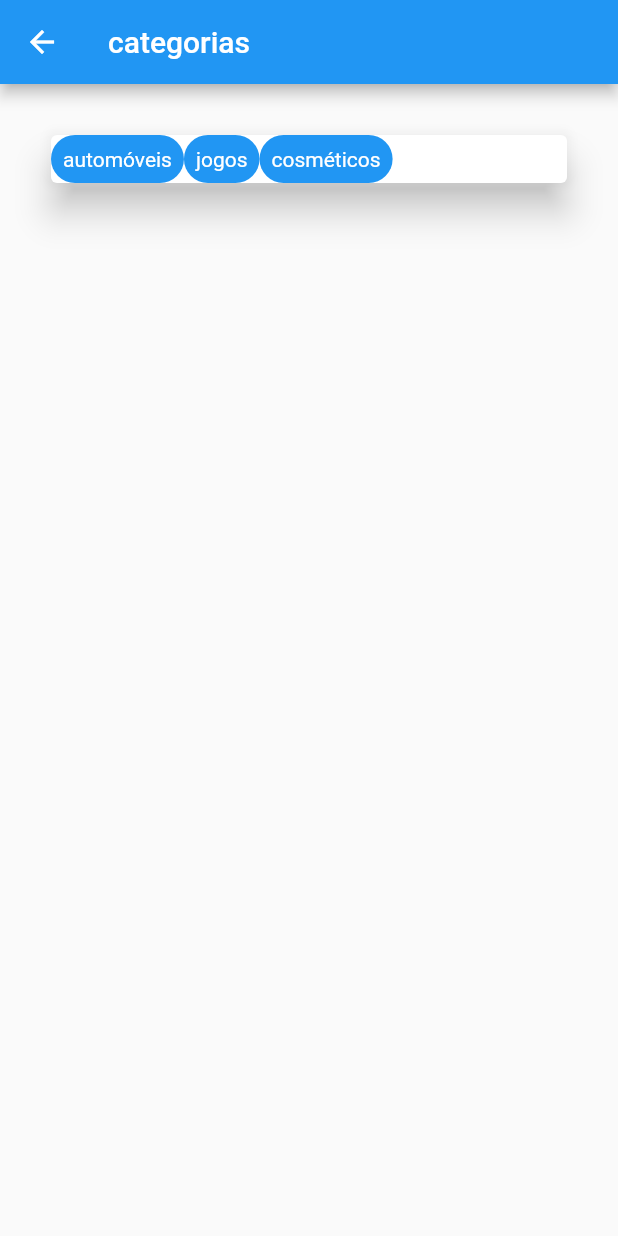
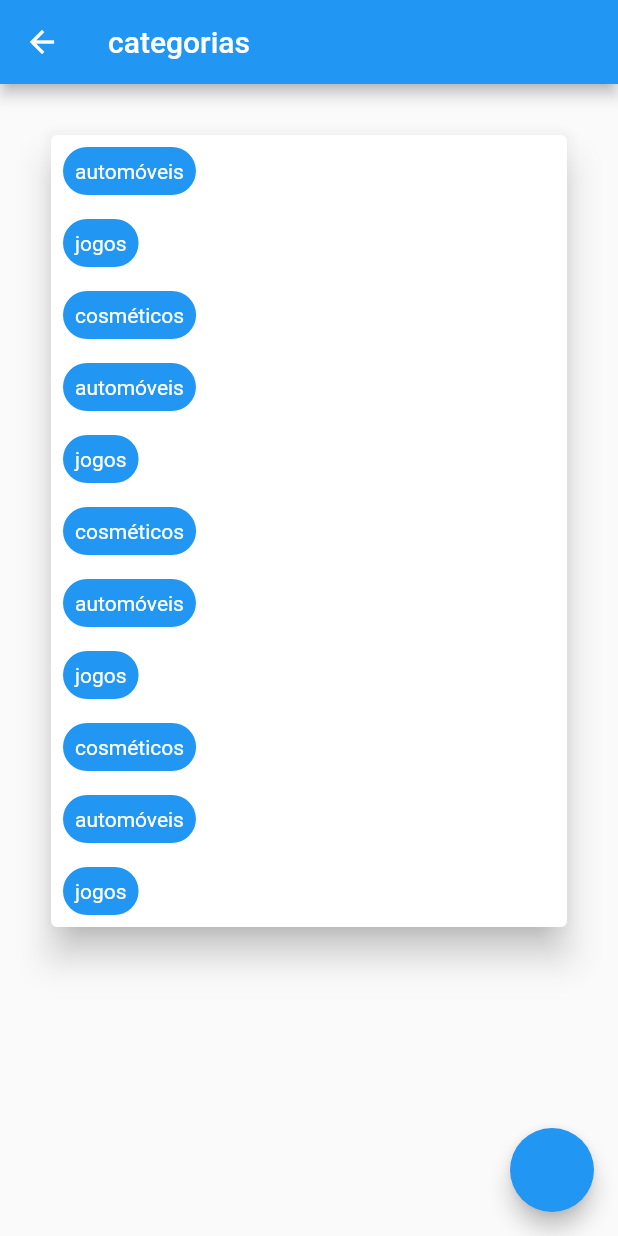
Before and after one commit to Juanzitozito/fluttertest, a Flutter app: the screen it shows after launch, in the side drawer, after a tap on "categorias", on a phone screen of 412 x 824 dp. Run offline on Flutter 3.47's test engine with Material 2 defaults, Android fonts, the phone set to English and light mode, and no system bars; our stand-ins replace date_field, flutter_riverpod, hive_flutter; missing offline and left inert: dart:ffi, window_manager; accounts and stored records are empty.

Commit message:
esqueci de salvar q perigo

```diff
--- a/lib/main.dart
+++ b/lib/main.dart
@@ -57,6 +57,14 @@ class _MyHomePageState extends State<MyHomePage> {
     Categoria(id: 1, nome: 'automóveis'),
     Categoria(id: 2, nome: 'jogos'),
     Categoria(id: 3, nome: 'cosméticos'),
+    Categoria(id: 1, nome: 'automóveis'),
+    Categoria(id: 2, nome: 'jogos'),
+    Categoria(id: 3, nome: 'cosméticos'),
+    Categoria(id: 1, nome: 'automóveis'),
+    Categoria(id: 2, nome: 'jogos'),
+    Categoria(id: 3, nome: 'cosméticos'),
+    Categoria(id: 1, nome: 'automóveis'),
+    Categoria(id: 2, nome: 'jogos'),
   ];
 
   double totalizador = 0;
--- a/lib/pages/categorias.dart
+++ b/lib/pages/categorias.dart
@@ -9,6 +9,9 @@ class Categorias extends StatelessWidget {
   @override
   Widget build(BuildContext context) {
     return Scaffold(
+      floatingActionButton: FloatingActionButton(
+        onPressed: () {},
+      ),
       appBar: AppBar(
         title: const Text('categorias'),
       ),
@@ -17,19 +20,32 @@ class Categorias extends StatelessWidget {
         padding: const EdgeInsets.all(30),
         child: Card(
             elevation: 10,
-            child: Row(
+            child: SingleChildScrollView(
+              child: Column(
                 crossAxisAlignment: CrossAxisAlignment.start,
                 children: listaCategorias!
-                  .map((e) => Container(
+                    .map((e) => Row(
+                          children: [
+                            Column(
+                              children: [
+                                Container(
+                                    margin: const EdgeInsets.all(8),
                                     padding: const EdgeInsets.all(8),
                                     decoration: const BoxDecoration(
                                         color: Colors.blue,
-                          borderRadius: BorderRadius.all(Radius.circular(20))),
+                                        borderRadius: BorderRadius.all(
+                                            Radius.circular(20))),
                                     child: Text(
                                       e.nome,
-                        style: const TextStyle(color: Colors.white),
-                      )))
+                                      style:
+                                          const TextStyle(color: Colors.white),
+                                    )),
+                              ],
+                            ),
+                          ],
+                        ))
                     .toList(),
+              ),
             )),
       ),
     );
--- /dev/null
+++ b/lib/widgets/new_categorias.dart
@@ -0,0 +1,11 @@
+import 'package:flutter/src/widgets/container.dart';
+import 'package:flutter/src/widgets/framework.dart';
+
+class NewCategorias extends StatelessWidget {
+  const NewCategorias({super.key});
+
+  @override
+  Widget build(BuildContext context) {
+    return Container();
+  }
+}
```
Lines whose indentation alone changed are shown as unchanged.
